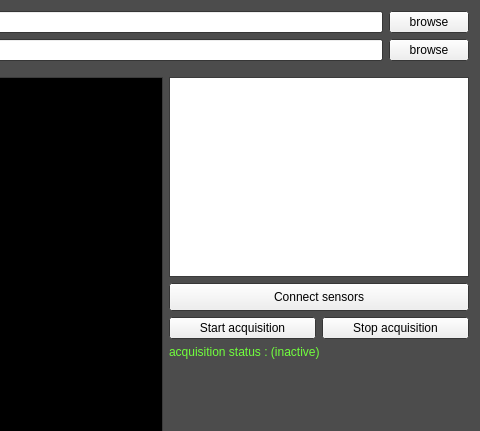
This is SonoAssist/SonoAssist/SonoAssist.ui in LATIS-LABS-ETS/SonoAssist as Qt 5 draws it before an edit; both pictures show x 558 to 1038 and y 0 to 431 of the 1038 by 615 pixel window. The edited form follows.
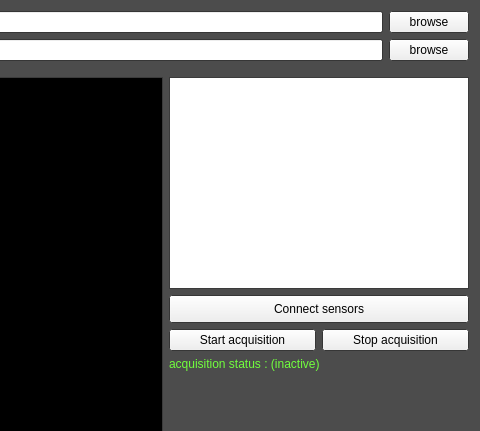
This is the edited form.

Patch:
```diff
--- a/SonoAssist/SonoAssist/SonoAssist.ui
+++ b/SonoAssist/SonoAssist/SonoAssist.ui
@@ -254,7 +254,7 @@
         <item>
          <widget class="QTableWidget" name="sensor_status_table">
           <property name="sizePolicy">
-           <sizepolicy hsizetype="Fixed" vsizetype="Fixed">
+           <sizepolicy hsizetype="Fixed" vsizetype="Expanding">
             <horstretch>0</horstretch>
             <verstretch>0</verstretch>
            </sizepolicy>
```
